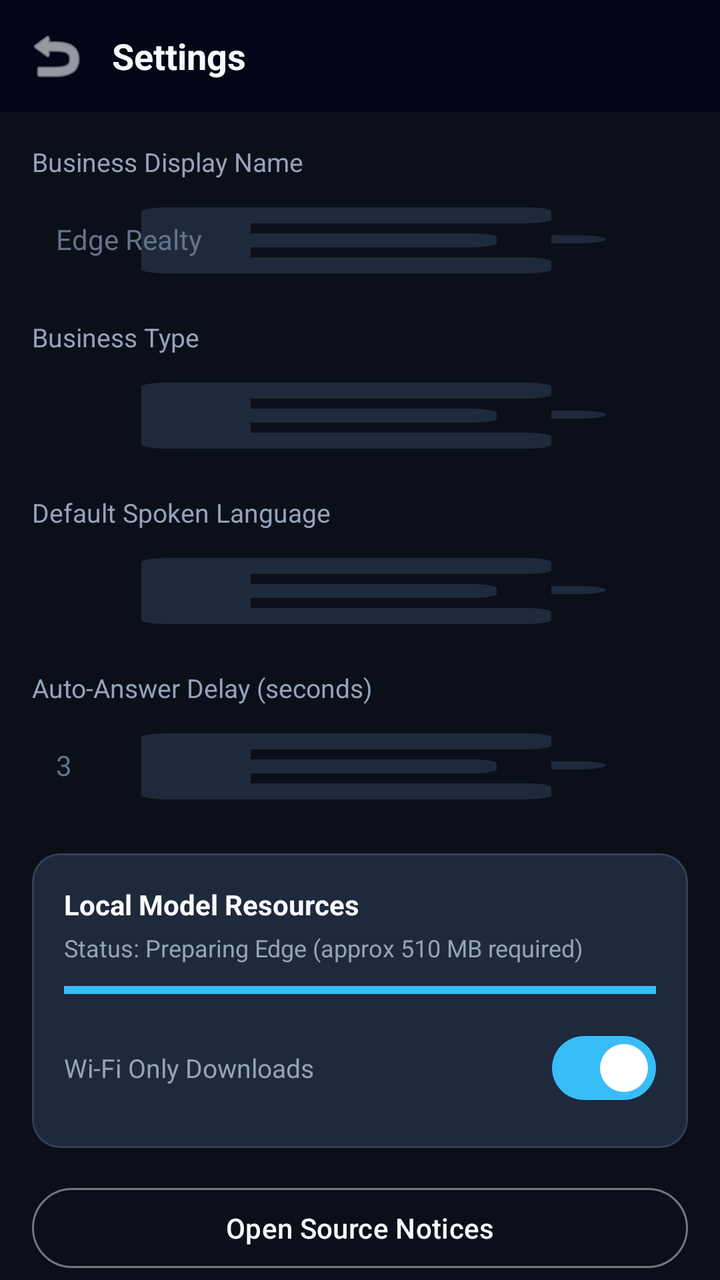
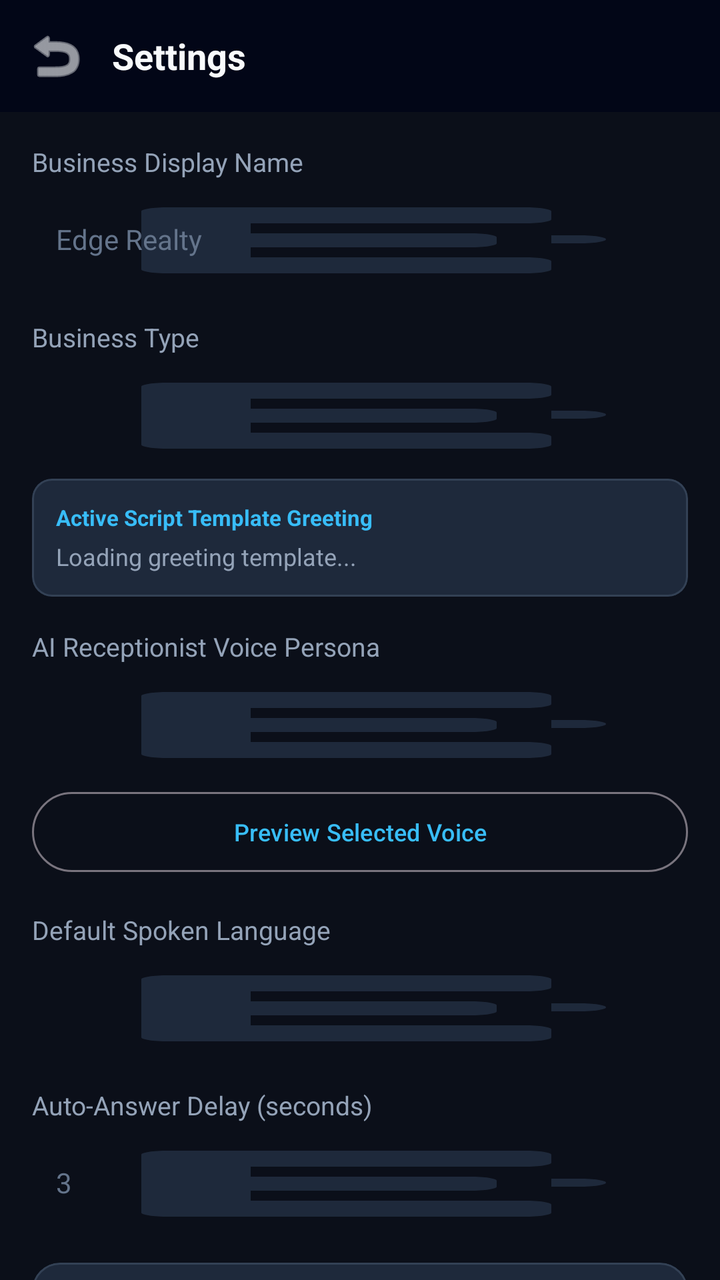

The first picture is an Android layout as it rendered before a commit; the second is the same layout after the commit. The layout source and the unified diff follow.
<!-- AndroidManifest.xml: application theme Theme.Edge -->
<!-- res/layout/activity_settings.xml -->
<?xml version="1.0" encoding="utf-8"?>
<androidx.coordinatorlayout.widget.CoordinatorLayout xmlns:android="http://schemas.android.com/apk/res/android"
    xmlns:app="http://schemas.android.com/apk/res-auto"
    android:layout_width="match_parent"
    android:layout_height="match_parent"
    android:background="@color/background">

    <com.google.android.material.appbar.AppBarLayout
        android:layout_width="match_parent"
        android:layout_height="wrap_content"
        android:background="@color/primary_dark">

        <LinearLayout
            android:layout_width="match_parent"
            android:layout_height="56dp"
            android:gravity="center_vertical"
            android:orientation="horizontal"
            android:paddingHorizontal="8dp">

            <ImageButton
                android:id="@+id/btnBack"
                android:layout_width="40dp"
                android:layout_height="40dp"
                android:background="?attr/selectableItemBackgroundBorderless"
                android:contentDescription="Back"
                android:padding="8dp"
                android:src="@android:drawable/ic_menu_revert"
                app:tint="@color/text_primary" />

            <TextView
                android:layout_width="0dp"
                android:layout_height="wrap_content"
                android:layout_marginStart="8dp"
                android:layout_weight="1"
                android:text="@string/title_settings"
                android:textColor="@color/text_primary"
                android:textSize="18sp"
                android:textStyle="bold" />
        </LinearLayout>
    </com.google.android.material.appbar.AppBarLayout>

    <androidx.core.widget.NestedScrollView
        android:layout_width="match_parent"
        android:layout_height="match_parent"
        app:layout_behavior="@string/appbar_scrolling_view_behavior">

        <LinearLayout
            android:layout_width="match_parent"
            android:layout_height="wrap_content"
            android:orientation="vertical"
            android:padding="16dp">

            
            <TextView
                android:layout_width="match_parent"
                android:layout_height="wrap_content"
                android:text="@string/business_name_label"
                android:textColor="@color/text_secondary"
                android:textSize="13sp" />

            <EditText
                android:id="@+id/etBusinessName"
                android:layout_width="match_parent"
                android:layout_height="wrap_content"
                android:layout_marginTop="6dp"
                android:background="@drawable/ic_edge_logo"
                android:backgroundTint="@color/card_background"
                android:hint="Edge Realty"
                android:inputType="textCapWords"
                android:padding="12dp"
                android:textColor="@color/text_primary"
                android:textColorHint="@color/text_muted"
                android:textSize="14sp" />

            
            <TextView
                android:layout_width="match_parent"
                android:layout_height="wrap_content"
                android:layout_marginTop="16dp"
                android:text="@string/business_type_label"
                android:textColor="@color/text_secondary"
                android:textSize="13sp" />

            <Spinner
                android:id="@+id/spinnerBusinessType"
                android:layout_width="match_parent"
                android:layout_height="48dp"
                android:layout_marginTop="6dp"
                android:background="@drawable/ic_edge_logo"
                android:backgroundTint="@color/card_background"
                android:paddingHorizontal="12dp" />

            
            <TextView
                android:layout_width="match_parent"
                android:layout_height="wrap_content"
                android:layout_marginTop="16dp"
                android:text="@string/default_lang_label"
                android:textColor="@color/text_secondary"
                android:textSize="13sp" />

            <Spinner
                android:id="@+id/spinnerLanguage"
                android:layout_width="match_parent"
                android:layout_height="48dp"
                android:layout_marginTop="6dp"
                android:background="@drawable/ic_edge_logo"
                android:backgroundTint="@color/card_background"
                android:paddingHorizontal="12dp" />

            
            <TextView
                android:layout_width="match_parent"
                android:layout_height="wrap_content"
                android:layout_marginTop="16dp"
                android:text="@string/answer_delay_label"
                android:textColor="@color/text_secondary"
                android:textSize="13sp" />

            <EditText
                android:id="@+id/etAnswerDelay"
                android:layout_width="match_parent"
                android:layout_height="wrap_content"
                android:layout_marginTop="6dp"
                android:background="@drawable/ic_edge_logo"
                android:backgroundTint="@color/card_background"
                android:hint="3"
                android:inputType="number"
                android:padding="12dp"
                android:textColor="@color/text_primary"
                android:textColorHint="@color/text_muted"
                android:textSize="14sp" />

            
            <com.google.android.material.card.MaterialCardView
                android:layout_width="match_parent"
                android:layout_height="wrap_content"
                android:layout_marginTop="20dp"
                app:cardBackgroundColor="@color/card_background"
                app:cardCornerRadius="14dp"
                app:cardElevation="0dp"
                app:strokeColor="@color/card_stroke"
                app:strokeWidth="1dp">

                <LinearLayout
                    android:layout_width="match_parent"
                    android:layout_height="wrap_content"
                    android:orientation="vertical"
                    android:padding="16dp">

                    <TextView
                        android:layout_width="match_parent"
                        android:layout_height="wrap_content"
                        android:text="@string/storage_models_label"
                        android:textColor="@color/text_primary"
                        android:textSize="14sp"
                        android:textStyle="bold" />

                    <TextView
                        android:id="@+id/tvModelStatus"
                        android:layout_width="match_parent"
                        android:layout_height="wrap_content"
                        android:layout_marginTop="4dp"
                        android:text="Status: Preparing Edge (approx 510 MB required)"
                        android:textColor="@color/text_secondary"
                        android:textSize="12sp" />

                    <ProgressBar
                        android:id="@+id/pbModelDownload"
                        style="?android:attr/progressBarStyleHorizontal"
                        android:layout_width="match_parent"
                        android:layout_height="6dp"
                        android:layout_marginTop="10dp"
                        android:max="100"
                        android:progress="100"
                        android:progressTint="@color/accent" />

                    <LinearLayout
                        android:layout_width="match_parent"
                        android:layout_height="wrap_content"
                        android:layout_marginTop="12dp"
                        android:gravity="center_vertical"
                        android:orientation="horizontal">

                        <TextView
                            android:layout_width="0dp"
                            android:layout_height="wrap_content"
                            android:layout_weight="1"
                            android:text="@string/wifi_only_label"
                            android:textColor="@color/text_secondary"
                            android:textSize="13sp" />

                        <com.google.android.material.materialswitch.MaterialSwitch
                            android:id="@+id/switchWifiOnly"
                            android:layout_width="wrap_content"
                            android:layout_height="wrap_content"
                            android:checked="true" />
                    </LinearLayout>
                </LinearLayout>
            </com.google.android.material.card.MaterialCardView>

            
            <Button
                android:id="@+id/btnNotices"
                style="@style/Widget.Material3.Button.OutlinedButton"
                android:layout_width="match_parent"
                android:layout_height="wrap_content"
                android:layout_marginTop="16dp"
                android:text="@string/action_notices"
                android:textColor="@color/text_primary" />

            
            <Button
                android:id="@+id/btnSaveSettings"
                style="@style/Widget.Material3.Button"
                android:layout_width="match_parent"
                android:layout_height="wrap_content"
                android:layout_marginTop="12dp"
                android:backgroundTint="@color/accent"
                android:text="@string/action_save"
                android:textColor="@color/primary_dark" />

        </LinearLayout>
    </androidx.core.widget.NestedScrollView>

</androidx.coordinatorlayout.widget.CoordinatorLayout>
<!-- resources referenced by this layout -->
<resources>
  <color name="accent">#38BDF8</color>
  <color name="background">#0B0F19</color>
  <color name="card_background">#1E293B</color>
  <color name="card_stroke">#334155</color>
  <color name="primary_dark">#020617</color>
  <color name="text_muted">#64748B</color>
  <color name="text_primary">#F8FAFC</color>
  <color name="text_secondary">#94A3B8</color>
  <!-- drawable ic_edge_logo (drawable) -->
  <vector xmlns:android="http://schemas.android.com/apk/res/android"
      android:width="48dp"
      android:height="48dp"
      android:viewportWidth="48"
      android:viewportHeight="48">
      <path
          android:fillColor="#38BDF8"
          android:pathData="M8,10 C8,8.895 8.895,8 10,8 L36,8 C37.105,8 38,8.895 38,10 L38,14 C38,15.105 37.105,16 36,16 L16,16 L16,21 L32,21 C33.105,21 34,21.895 34,23 L34,26 C34,27.105 33.105,28 32,28 L16,28 L16,33 L36,33 C37.105,33 38,33.895 38,35 L38,39 C38,40.105 37.105,41 36,41 L10,41 C8.895,41 8,40.105 8,39 Z" />
      <path
          android:fillColor="#10B981"
          android:pathData="M40,22 C41.105,22 42,22.895 42,24 C42,25.105 41.105,26 40,26 L38,26 L38,22 Z" />
  </vector>
  <string name="action_notices">Open Source Notices</string>
  <string name="action_save">Save Changes</string>
  <string name="answer_delay_label">Auto-Answer Delay (seconds)</string>
  <string name="business_name_label">Business Display Name</string>
  <string name="business_type_label">Business Type</string>
  <string name="default_lang_label">Default Spoken Language</string>
  <string name="storage_models_label">Local Model Resources</string>
  <string name="title_settings">Settings</string>
  <string name="wifi_only_label">Wi-Fi Only Downloads</string>
  <style name="Theme.Edge" parent="Theme.Material3.DayNight.NoActionBar">
          <item name="colorPrimary">@color/accent</item>
          <item name="android:statusBarColor">@color/primary_dark</item>
          <item name="android:windowBackground">@color/background</item>
      </style>
</resources>

<!-- the commit's change to res/layout/activity_settings.xml (unified diff, before → after) -->
@@ -91,6 +91,71 @@
                 android:paddingHorizontal="12dp" />
 
             
+            <com.google.android.material.card.MaterialCardView
+                android:layout_width="match_parent"
+                android:layout_height="wrap_content"
+                android:layout_marginTop="8dp"
+                app:cardBackgroundColor="@color/card_background"
+                app:cardCornerRadius="10dp"
+                app:cardElevation="0dp"
+                app:strokeColor="@color/card_stroke"
+                app:strokeWidth="1dp">
+
+                <LinearLayout
+                    android:layout_width="match_parent"
+                    android:layout_height="wrap_content"
+                    android:orientation="vertical"
+                    android:padding="12dp">
+
+                    <TextView
+                        android:layout_width="wrap_content"
+                        android:layout_height="wrap_content"
+                        android:text="Active Script Template Greeting"
+                        android:textColor="@color/accent"
+                        android:textSize="11sp"
+                        android:textStyle="bold" />
+
+                    <TextView
+                        android:id="@+id/tvScriptGreetingPreview"
+                        android:layout_width="match_parent"
+                        android:layout_height="wrap_content"
+                        android:layout_marginTop="4dp"
+                        android:text="Loading greeting template..."
+                        android:textColor="@color/text_secondary"
+                        android:textSize="12sp" />
+                </LinearLayout>
+            </com.google.android.material.card.MaterialCardView>
+
+            
+            <TextView
+                android:layout_width="match_parent"
+                android:layout_height="wrap_content"
+                android:layout_marginTop="16dp"
+                android:text="AI Receptionist Voice Persona"
+                android:textColor="@color/text_secondary"
+                android:textSize="13sp" />
+
+            <Spinner
+                android:id="@+id/spinnerVoicePersona"
+                android:layout_width="match_parent"
+                android:layout_height="48dp"
+                android:layout_marginTop="6dp"
+                android:background="@drawable/ic_edge_logo"
+                android:backgroundTint="@color/card_background"
+                android:paddingHorizontal="12dp" />
+
+            
+            <Button
+                android:id="@+id/btnPreviewVoice"
+                style="@style/Widget.Material3.Button.OutlinedButton"
+                android:layout_width="match_parent"
+                android:layout_height="wrap_content"
+                android:layout_marginTop="6dp"
+                android:text="Preview Selected Voice"
+                android:textSize="12sp"
+                android:textColor="@color/accent" />
+
+            
             <TextView
                 android:layout_width="match_parent"
                 android:layout_height="wrap_content"
@@ -130,6 +195,85 @@
                 android:textColor="@color/text_primary"
                 android:textColorHint="@color/text_muted"
                 android:textSize="14sp" />
+
+            
+            <com.google.android.material.card.MaterialCardView
+                android:layout_width="match_parent"
+                android:layout_height="wrap_content"
+                android:layout_marginTop="16dp"
+                app:cardBackgroundColor="@color/card_background"
+                app:cardCornerRadius="14dp"
+                app:cardElevation="0dp"
+                app:strokeColor="@color/card_stroke"
+                app:strokeWidth="1dp">
+
+                <LinearLayout
+                    android:layout_width="match_parent"
+                    android:layout_height="wrap_content"
+                    android:orientation="vertical"
+                    android:padding="16dp">
+
+                    <TextView
+                        android:layout_width="match_parent"
+                        android:layout_height="wrap_content"
+                        android:text="SIM Number &amp; Carrier Forwarding Route"
+                        android:textColor="@color/text_primary"
+                        android:textSize="14sp"
+                        android:textStyle="bold" />
+
+                    <TextView
+                        android:layout_width="match_parent"
+                        android:layout_height="wrap_content"
+                        android:layout_marginTop="2dp"
+                        android:text="Direct SIM cellular audio is blocked on stock Android 16. To receive AI receptionist calls on this SIM number, incoming calls are forwarded by your carrier to the Edge Gateway."
+                        android:textColor="@color/text_secondary"
+                        android:textSize="11sp" />
+
+                    <TextView
+                        android:layout_width="match_parent"
+                        android:layout_height="wrap_content"
+                        android:layout_marginTop="10dp"
+                        android:text="Confirmed SIM Business Phone Number"
+                        android:textColor="@color/text_secondary"
+                        android:textSize="12sp" />
+
+                    <EditText
+                        android:id="@+id/etSimNumber"
+                        android:layout_width="match_parent"
+                        android:layout_height="wrap_content"
+                        android:layout_marginTop="4dp"
+                        android:background="@drawable/ic_edge_logo"
+                        android:backgroundTint="@color/primary_dark"
+                        android:hint="+91 98765 43210"
+                        android:inputType="phone"
+                        android:padding="10dp"
+                        android:textColor="@color/text_primary"
+                        android:textColorHint="@color/text_muted"
+                        android:textSize="13sp" />
+
+                    <TextView
+                        android:layout_width="match_parent"
+                        android:layout_height="wrap_content"
+                        android:layout_marginTop="10dp"
+                        android:text="Gateway Forwarding DID / Destination"
+                        android:textColor="@color/text_secondary"
+                        android:textSize="12sp" />
+
+                    <EditText
+                        android:id="@+id/etForwardingDestination"
+                        android:layout_width="match_parent"
+                        android:layout_height="wrap_content"
+                        android:layout_marginTop="4dp"
+                        android:background="@drawable/ic_edge_logo"
+                        android:backgroundTint="@color/primary_dark"
+                        android:hint="1000 (Local PBX) or +91..."
+                        android:inputType="text"
+                        android:padding="10dp"
+                        android:textColor="@color/text_primary"
+                        android:textColorHint="@color/text_muted"
+                        android:textSize="13sp" />
+                </LinearLayout>
+            </com.google.android.material.card.MaterialCardView>
 
             
             <com.google.android.material.card.MaterialCardView
